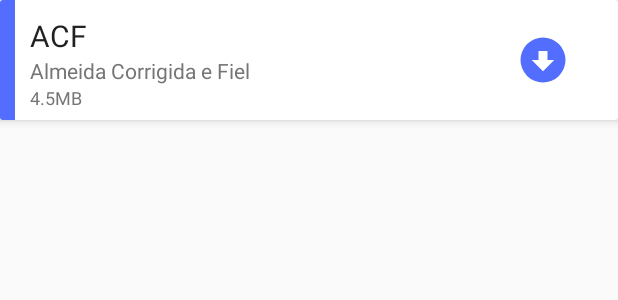
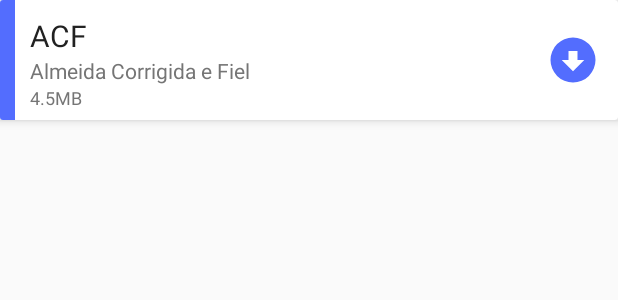
Before and after one commit to batagliao/onebible.android, an Android app: the layout layout_translation_cloud_item.xml on its own in the app's theme, with its tools: preview values and no code run, on a phone screen of 412 x 824 dp. Shown: the top 300 px of the screen. Run offline under Robolectric (Android 15) with nearby library versions, the phone set to English and light mode, and no system bars.

Commit message:
layout adjusts

```diff
--- a/app/src/main/java/com/claraboia/bibleandroid/fragments/CloudTranslationsFragment.kt
+++ b/app/src/main/java/com/claraboia/bibleandroid/fragments/CloudTranslationsFragment.kt
@@ -99,7 +99,6 @@ class CloudTranslationsFragment : Fragment() {
 
             if (progress != null && progress > 99) {
                 adapter.removeTranslation(translation)
-                //TODO: if done, remove the item from list (adapter)
             }
 
             Log.d("CLOUDTRANSLATION", "$translation >> $progress")
--- a/app/src/main/res/layout/layout_chapter_summary.xml
+++ b/app/src/main/res/layout/layout_chapter_summary.xml
@@ -12,8 +12,8 @@
         <LinearLayout
             android:orientation="vertical"
             android:layout_marginTop="@dimen/activity_vertical_margin"
-            android:layout_marginStart="@dimen/activity_horizontal_margin"
-            android:layout_marginEnd="@dimen/activity_horizontal_margin"
+            android:layout_marginStart="32dp"
+            android:layout_marginEnd="32dp"
             android:layout_width="match_parent"
             android:layout_height="wrap_content">
             <TextView
--- a/app/src/main/res/layout/layout_translation_cloud_item.xml
+++ b/app/src/main/res/layout/layout_translation_cloud_item.xml
@@ -64,7 +64,7 @@
 
         <RelativeLayout
             android:layout_column="2"
-            android:layout_width="100dp"
+            android:layout_width="60dp"
             android:layout_height="wrap_content"
             android:layout_gravity="center_vertical"
             android:gravity="center">
@@ -74,8 +74,6 @@
                 android:layout_width="60dp"
                 android:layout_height="50dp"
                 android:layout_alignParentEnd="true"
-                android:layout_marginBottom="-8dp"
-                android:layout_marginTop="-8dp"
                 android:layout_centerHorizontal="true"
                 android:contentDescription="@string/download"
                 app:srcCompat="@drawable/ic_download"
--- a/app/src/main/res/layout/layout_translation_local_item.xml
+++ b/app/src/main/res/layout/layout_translation_local_item.xml
@@ -59,7 +59,7 @@
         </RelativeLayout>
 
         <RelativeLayout
-            android:layout_width="100dp"
+            android:layout_width="60dp"
             android:layout_height="wrap_content"
             android:layout_column="2"
             android:layout_gravity="center_vertical"
@@ -71,8 +71,6 @@
                 android:layout_width="60dp"
                 android:layout_height="50dp"
                 android:layout_alignParentEnd="true"
-                android:layout_marginBottom="-8dp"
-                android:layout_marginTop="-8dp"
                 android:layout_centerHorizontal="true"
                 android:contentDescription="@string/delete"
                 app:srcCompat="@drawable/ic_delete"
```
